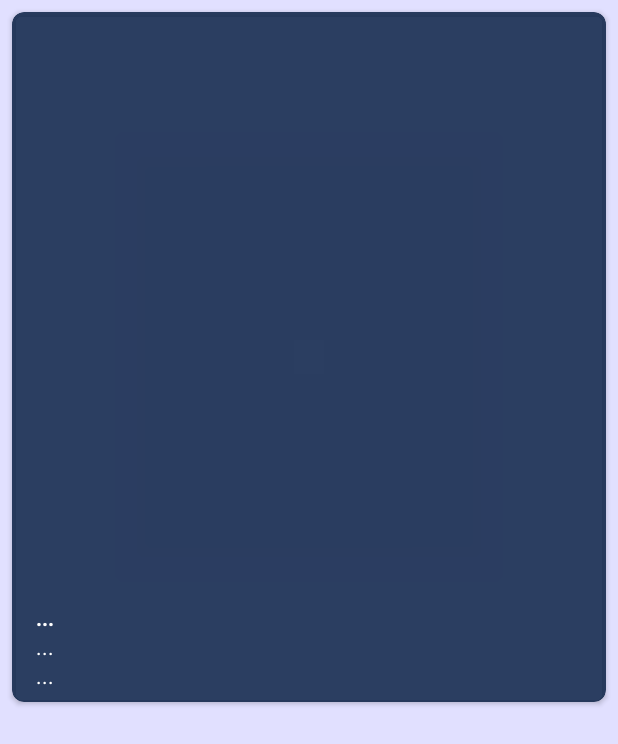
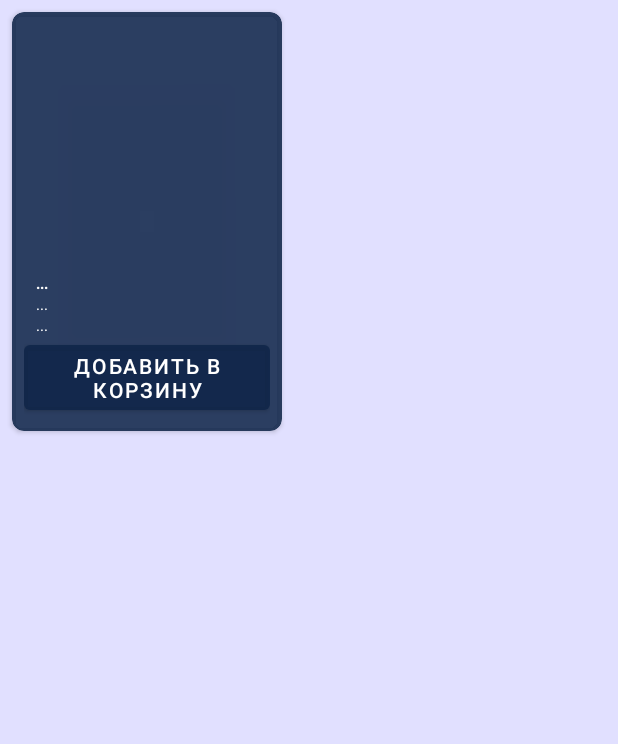
Before and after one commit to stermak/OnlineStore, an Android app: the layout item_product.xml on its own in the app's theme, with its tools: preview values and no code run, on a phone screen of 412 x 824 dp. Shown: the top 744 px of the screen. Run offline under Robolectric (Android 15) with nearby library versions, the phone set to English and light mode, and no system bars.

Commit message:
Корзина не работает

```diff
--- a/app/src/main/res/layout/fragment_main.xml
+++ b/app/src/main/res/layout/fragment_main.xml
@@ -43,7 +43,7 @@
             android:layout_height="0dp"
             android:orientation="vertical"
             android:visibility="gone"
-            app:layoutManager="androidx.recyclerview.widget.LinearLayoutManager"
+            app:layoutManager="androidx.recyclerview.widget.GridLayoutManager"
             app:layout_constraintBottom_toBottomOf="parent"
             app:layout_constraintEnd_toEndOf="parent"
             app:layout_constraintHorizontal_bias="0.0"
--- a/app/src/main/res/layout/item_product.xml
+++ b/app/src/main/res/layout/item_product.xml
@@ -3,7 +3,7 @@
     xmlns:app="http://schemas.android.com/apk/res-auto">
 
     <androidx.cardview.widget.CardView
-        android:layout_width="match_parent"
+        android:layout_width="180dp"
         android:layout_height="wrap_content"
         android:layout_margin="8dp"
         app:cardBackgroundColor="@color/black1"
@@ -16,8 +16,8 @@
             android:padding="8dp">
         <ImageView
             android:id="@+id/image"
-            android:layout_width="370dp"
-            android:layout_height="370dp"
+            android:layout_width="150dp"
+            android:layout_height="150dp"
             android:layout_marginStart="8dp"
             android:layout_marginTop="8dp"
             android:layout_marginEnd="8dp"
@@ -31,7 +31,7 @@
             android:layout_marginStart="8dp"
             android:text="@string/points"
             android:textColor="@color/bgColor"
-            android:textSize="14sp"
+            android:textSize="10sp"
             android:textStyle="bold" />
 
         <TextView
@@ -41,7 +41,7 @@
             android:layout_marginStart="8dp"
             android:text="@string/points"
             android:textColor="@color/bgColor"
-            android:textSize="14sp" />
+            android:textSize="10sp" />
 
         <TextView
             android:id="@+id/availability"
@@ -50,8 +50,13 @@
             android:layout_marginStart="8dp"
             android:text="@string/points"
             android:textColor="@color/bgColor"
-            android:textSize="14sp" />
+            android:textSize="10sp" />
 
+            <Button
+                android:id="@+id/add_to_cart_button"
+                android:layout_width="wrap_content"
+                android:layout_height="wrap_content"
+                android:text="Добавить в корзину" />
 
         </LinearLayout>
 
```
Also changed, not shown: app/src/main/java/youngdevs/production/onlinestore/presentation/ui/adapter/ProductsAdapter.kt (+17 -4 lines), app/src/main/java/youngdevs/production/onlinestore/presentation/ui/fragments/MainFragment.kt (+21 -5 lines), app/src/main/java/youngdevs/production/onlinestore/presentation/viewmodel/MainViewModel.kt (+10 -0 lines).
